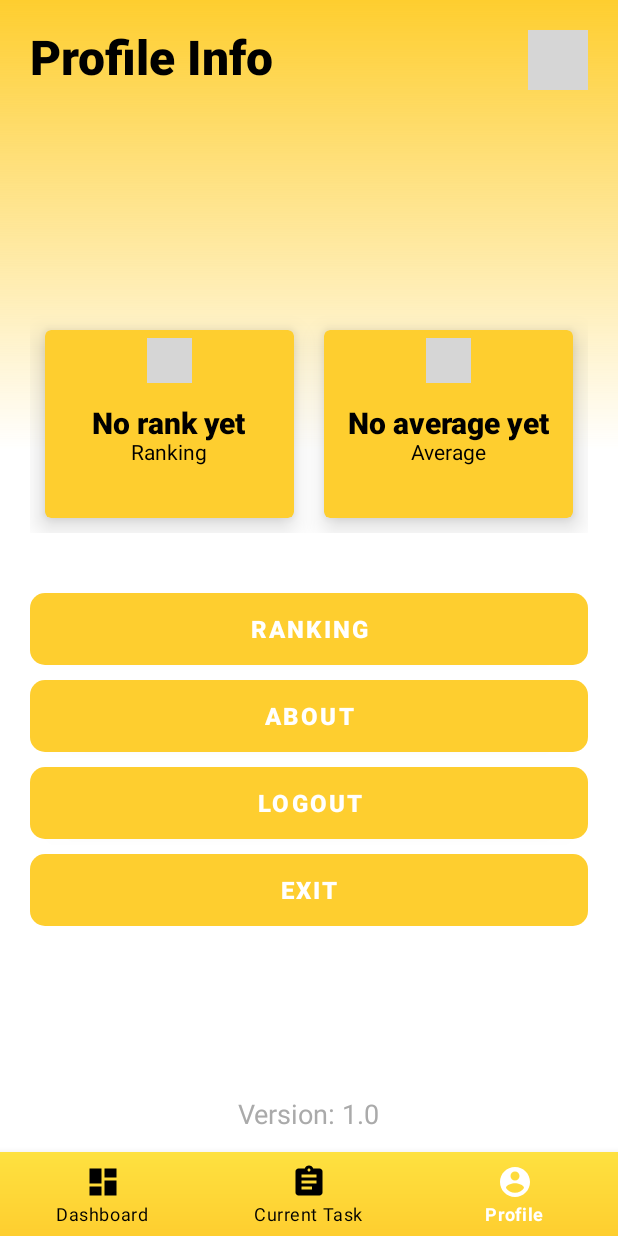
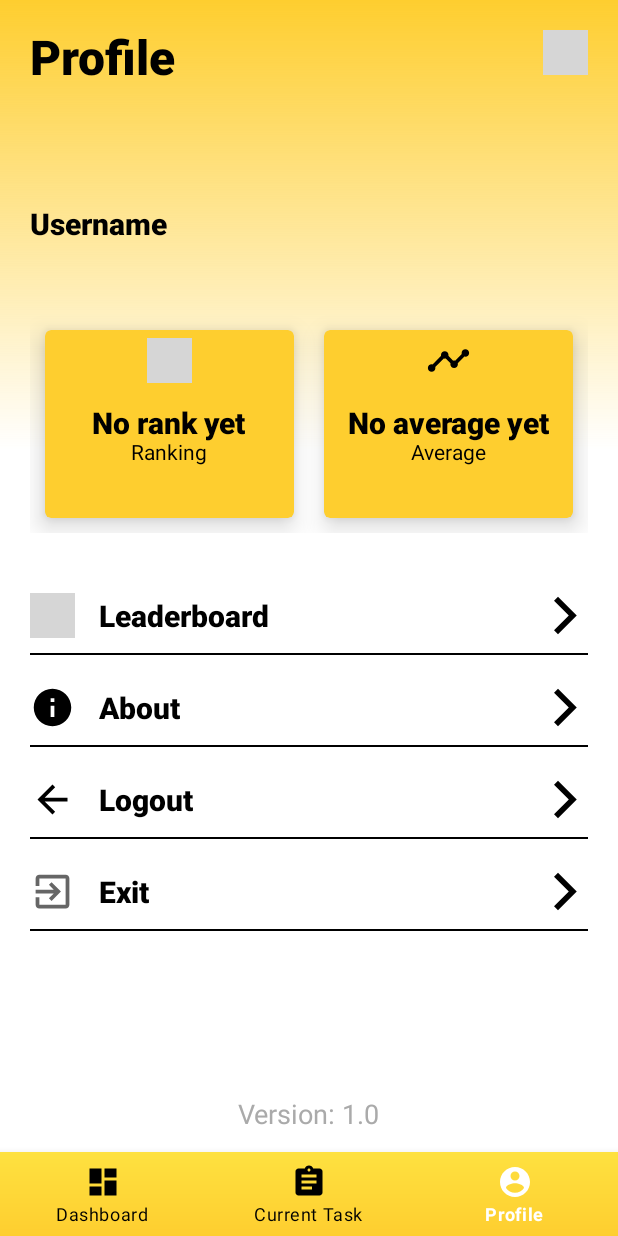
Before and after one commit to renaloyan/educare, an Android app: the Profile screen opened directly, with no data from a screen before it, on a phone screen of 412 x 824 dp. Run offline under Robolectric (Android 15) with nearby library versions, the light colour scheme and no system bars; our stand-ins replace Firebase (no records; nobody signed in at launch, a user with empty details on screens opened directly); grey boxes are pictures that could not be loaded.

Commit message:
added new functions

```diff
--- a/app/src/main/java/com/algobty/educare/Profile.java
+++ b/app/src/main/java/com/algobty/educare/Profile.java
@@ -10,6 +10,7 @@ import android.view.MenuItem;
 import android.view.View;
 import android.widget.Button;
 import android.widget.ImageView;
+import android.widget.RelativeLayout;
 import android.widget.TextView;
 import android.widget.Toast;
 
@@ -26,14 +27,12 @@ import com.google.firebase.database.ValueEventListener;
 public class Profile extends AppCompatActivity {
 
     private TextView username;
-    private Button rankingBtn, aboutBtn, logoutBtn, exitBtn;
     private ImageView settingsBtn;
+    private RelativeLayout leaderboardBtn, aboutBtn, logoutBtn, exitBtn;
 
     private FirebaseAuth auth;
     private FirebaseDatabase database;
     private DatabaseReference databaseReference;
-
-    private String usernameFromDb;
 
     @Override
     protected void onCreate(Bundle savedInstanceState) {
@@ -41,7 +40,7 @@ public class Profile extends AppCompatActivity {
         setContentView(R.layout.activity_profile);
 
         username = findViewById(R.id.username_text);
-        rankingBtn = findViewById(R.id.ranking_button);
+        leaderboardBtn = findViewById(R.id.leaderboard_button);
         settingsBtn = findViewById(R.id.settings_button);
         aboutBtn = findViewById(R.id.about_button);
         logoutBtn = findViewById(R.id.logout_button);
@@ -54,15 +53,14 @@ public class Profile extends AppCompatActivity {
         database = FirebaseDatabase.getInstance();
         databaseReference = database.getReference("Users");
 
-        Query checkUser = databaseReference.orderByChild(auth.getCurrentUser().getUid()).equalTo(auth.getCurrentUser().getUid());
-
-        checkUser.addListenerForSingleValueEvent(new ValueEventListener() {
+        databaseReference.addListenerForSingleValueEvent(new ValueEventListener() {
             @Override
             public void onDataChange(@NonNull DataSnapshot snapshot) {
 
                 if (snapshot.exists()){
 
-                    usernameFromDb = snapshot.child(auth.getCurrentUser().getUid()).child("username").getValue(String.class);
+                     String usernameFromDb = snapshot.child(auth.getCurrentUser().getUid()).child("username").getValue(String.class);
+                    username.setText(usernameFromDb);
                 }
             }
 
@@ -72,9 +70,8 @@ public class Profile extends AppCompatActivity {
             }
         });
 
-        username.setText(usernameFromDb);
 
-        rankingBtn.setOnClickListener(new View.OnClickListener() {
+        leaderboardBtn.setOnClickListener(new View.OnClickListener() {
             @Override
             public void onClick(View v) {
                 //intent to ranking activity
--- /dev/null
+++ b/app/src/main/res/drawable/ic_about.xml
@@ -0,0 +1,9 @@
+<vector xmlns:android="http://schemas.android.com/apk/res/android"
+    android:width="24dp"
+    android:height="24dp"
+    android:viewportWidth="24"
+    android:viewportHeight="24">
+  <path
+      android:fillColor="@android:color/black"
+      android:pathData="M12,2C6.48,2 2,6.48 2,12s4.48,10 10,10 10,-4.48 10,-10S17.52,2 12,2zM13,17h-2v-6h2v6zM13,9h-2L11,7h2v2z"/>
+</vector>
--- /dev/null
+++ b/app/src/main/res/drawable/ic_arrow_back.xml
@@ -0,0 +1,9 @@
+<vector xmlns:android="http://schemas.android.com/apk/res/android"
+    android:width="24dp"
+    android:height="24dp"
+    android:viewportWidth="24"
+    android:viewportHeight="24">
+  <path
+      android:fillColor="@android:color/black"
+      android:pathData="M20,11H7.83l5.59,-5.59L12,4l-8,8 8,8 1.41,-1.41L7.83,13H20v-2z"/>
+</vector>
--- /dev/null
+++ b/app/src/main/res/drawable/ic_arrow_forward.xml
@@ -0,0 +1,9 @@
+<vector xmlns:android="http://schemas.android.com/apk/res/android"
+    android:width="24dp"
+    android:height="24dp"
+    android:viewportWidth="24"
+    android:viewportHeight="24">
+  <path
+      android:fillColor="@android:color/black"
+      android:pathData="M5.88,4.12L13.76,12l-7.88,7.88L8,22l10,-10L8,2z"/>
+</vector>
--- /dev/null
+++ b/app/src/main/res/drawable/ic_average.xml
@@ -0,0 +1,9 @@
+<vector xmlns:android="http://schemas.android.com/apk/res/android"
+    android:width="24dp"
+    android:height="24dp"
+    android:viewportWidth="24"
+    android:viewportHeight="24">
+  <path
+      android:fillColor="@android:color/black"
+      android:pathData="M23,8c0,1.1 -0.9,2 -2,2c-0.18,0 -0.35,-0.02 -0.51,-0.07l-3.56,3.55C16.98,13.64 17,13.82 17,14c0,1.1 -0.9,2 -2,2s-2,-0.9 -2,-2c0,-0.18 0.02,-0.36 0.07,-0.52l-2.55,-2.55C10.36,10.98 10.18,11 10,11s-0.36,-0.02 -0.52,-0.07l-4.55,4.56C4.98,15.65 5,15.82 5,16c0,1.1 -0.9,2 -2,2s-2,-0.9 -2,-2s0.9,-2 2,-2c0.18,0 0.35,0.02 0.51,0.07l4.56,-4.55C8.02,9.36 8,9.18 8,9c0,-1.1 0.9,-2 2,-2s2,0.9 2,2c0,0.18 -0.02,0.36 -0.07,0.52l2.55,2.55C14.64,12.02 14.82,12 15,12s0.36,0.02 0.52,0.07l3.55,-3.56C19.02,8.35 19,8.18 19,8c0,-1.1 0.9,-2 2,-2S23,6.9 23,8z"/>
+</vector>
--- /dev/null
+++ b/app/src/main/res/drawable/ic_exit.xml
@@ -0,0 +1,10 @@
+<vector xmlns:android="http://schemas.android.com/apk/res/android"
+    android:width="24dp"
+    android:height="24dp"
+    android:viewportWidth="24"
+    android:viewportHeight="24"
+    android:tint="?attr/colorControlNormal">
+  <path
+      android:fillColor="@android:color/white"
+      android:pathData="M10.09,15.59L11.5,17l5,-5 -5,-5 -1.41,1.41L12.67,11H3v2h9.67l-2.58,2.59zM19,3H5c-1.11,0 -2,0.9 -2,2v4h2V5h14v14H5v-4H3v4c0,1.1 0.89,2 2,2h14c1.1,0 2,-0.9 2,-2V5c0,-1.1 -0.9,-2 -2,-2z"/>
+</vector>
--- a/app/src/main/res/layout/activity_profile.xml
+++ b/app/src/main/res/layout/activity_profile.xml
@@ -23,14 +23,14 @@
                 android:layout_height="wrap_content"
                 android:fontFamily="sans-serif-black"
                 android:includeFontPadding="false"
-                android:text="Profile Info"
+                android:text="Profile"
                 android:textColor="@android:color/black"
                 android:textSize="32sp" />
 
             <ImageView
                 android:id="@+id/settings_button"
-                android:layout_width="40dp"
-                android:layout_height="40dp"
+                android:layout_width="30dp"
+                android:layout_height="30dp"
                 android:src="@drawable/ic_baseline_settings_24"
                 android:layout_alignParentEnd="true" />
 
@@ -86,7 +86,7 @@
                     <TextView
                         android:layout_width="wrap_content"
                         android:layout_height="wrap_content"
-                        android:layout_below="@+id/rank_text"
+                        android:layout_below="@id/rank_text"
                         android:layout_centerInParent="true"
                         android:includeFontPadding="false"
                         android:text="Ranking"
@@ -114,8 +114,7 @@
                         android:layout_width="30dp"
                         android:layout_height="30dp"
                         android:layout_centerHorizontal="true"
-                        android:contentDescription="TODO"
-                        android:src="@drawable/ic_rank" />
+                        android:src="@drawable/ic_average" />
 
                     <TextView
                         android:id="@+id/average_text"
@@ -131,7 +130,7 @@
                     <TextView
                         android:layout_width="wrap_content"
                         android:layout_height="wrap_content"
-                        android:layout_below="@+id/average_text"
+                        android:layout_below="@id/average_text"
                         android:layout_centerInParent="true"
                         android:includeFontPadding="false"
                         android:text="Average"
@@ -150,48 +149,152 @@
             android:orientation="vertical"
             android:padding="20dp">
 
-            <Button
-                android:id="@+id/ranking_button"
+            <RelativeLayout
+                android:id="@+id/leaderboard_button"
                 android:layout_width="match_parent"
-                android:layout_height="wrap_content"
-                android:background="@drawable/custom_button"
-                android:elevation="5dp"
-                android:fontFamily="sans-serif-black"
-                android:text="Ranking"
-                android:textSize="16sp" />
+                android:layout_height="wrap_content">
 
-            <Button
+                <ImageView
+                    android:id="@+id/icon_rank"
+                    android:src="@drawable/ic_rank"
+                    android:layout_width="30dp"
+                    android:layout_height="30dp"/>
+
+                <TextView
+                    android:layout_centerVertical="true"
+                    android:layout_marginLeft="16dp"
+                    android:layout_toRightOf="@id/icon_rank"
+                    android:layout_width="wrap_content"
+                    android:layout_height="wrap_content"
+                    android:fontFamily="sans-serif-black"
+                    android:textSize="20sp"
+                    android:textColor="@android:color/black"
+                    android:text="Leaderboard" />
+
+                <ImageView
+                    android:layout_alignParentEnd="true"
+                    android:src="@drawable/ic_arrow_forward"
+                    android:layout_width="30dp"
+                    android:layout_height="30dp"/>
+
+            </RelativeLayout>
+
+            <View
+                android:layout_marginTop="10dp"
+                android:layout_width="match_parent"
+                android:layout_height="1dp"
+                android:background="#000000" />
+
+            <RelativeLayout
                 android:id="@+id/about_button"
+                android:layout_marginTop="20dp"
                 android:layout_width="match_parent"
-                android:layout_height="wrap_content"
+                android:layout_height="wrap_content">
+
+                <ImageView
+                    android:id="@+id/icon_about"
+                    android:src="@drawable/ic_about"
+                    android:layout_width="30dp"
+                    android:layout_height="30dp"/>
+
+                <TextView
+                    android:layout_centerVertical="true"
+                    android:layout_marginLeft="16dp"
+                    android:layout_toRightOf="@id/icon_about"
+                    android:layout_width="wrap_content"
+                    android:layout_height="wrap_content"
+                    android:fontFamily="sans-serif-black"
+                    android:textSize="20sp"
+                    android:textColor="@android:color/black"
+                    android:text="About" />
+
+                <ImageView
+                    android:layout_alignParentEnd="true"
+                    android:src="@drawable/ic_arrow_forward"
+                    android:layout_width="30dp"
+                    android:layout_height="30dp"/>
+
+            </RelativeLayout>
+
+            <View
                 android:layout_marginTop="10dp"
-                android:background="@drawable/custom_button"
-                android:elevation="5dp"
-                android:fontFamily="sans-serif-black"
-                android:text="About"
-                android:textSize="16sp" />
+                android:layout_width="match_parent"
+                android:layout_height="1dp"
+                android:background="#000000" />
 
-            <Button
+            <RelativeLayout
                 android:id="@+id/logout_button"
+                android:layout_marginTop="20dp"
                 android:layout_width="match_parent"
-                android:layout_height="wrap_content"
+                android:layout_height="wrap_content">
+
+                <ImageView
+                    android:id="@+id/icon_logout"
+                    android:src="@drawable/ic_arrow_back"
+                    android:layout_width="30dp"
+                    android:layout_height="30dp"/>
+
+                <TextView
+                    android:layout_centerVertical="true"
+                    android:layout_marginLeft="16dp"
+                    android:layout_toRightOf="@id/icon_logout"
+                    android:layout_width="wrap_content"
+                    android:layout_height="wrap_content"
+                    android:fontFamily="sans-serif-black"
+                    android:textSize="20sp"
+                    android:textColor="@android:color/black"
+                    android:text="Logout" />
+
+                <ImageView
+                    android:layout_alignParentEnd="true"
+                    android:src="@drawable/ic_arrow_forward"
+                    android:layout_width="30dp"
+                    android:layout_height="30dp"/>
+
+            </RelativeLayout>
+
+            <View
                 android:layout_marginTop="10dp"
-                android:background="@drawable/custom_button"
-                android:elevation="5dp"
-                android:fontFamily="sans-serif-black"
-                android:text="Logout"
-                android:textSize="16sp" />
+                android:layout_width="match_parent"
+                android:layout_height="1dp"
+                android:background="#000000" />
 
-            <Button
+            <RelativeLayout
                 android:id="@+id/exit_button"
+                android:layout_marginTop="20dp"
                 android:layout_width="match_parent"
-                android:layout_height="wrap_content"
+                android:layout_height="wrap_content">
+
+                <ImageView
+                    android:id="@+id/icon_exit"
+                    android:src="@drawable/ic_exit"
+                    android:layout_width="30dp"
+                    android:layout_height="30dp"/>
+
+                <TextView
+                    android:layout_centerVertical="true"
+                    android:layout_marginLeft="16dp"
+                    android:layout_toRightOf="@id/icon_exit"
+                    android:layout_width="wrap_content"
+                    android:layout_height="wrap_content"
+                    android:fontFamily="sans-serif-black"
+                    android:textSize="20sp"
+                    android:textColor="@android:color/black"
+                    android:text="Exit" />
+
+                <ImageView
+                    android:layout_alignParentEnd="true"
+                    android:src="@drawable/ic_arrow_forward"
+                    android:layout_width="30dp"
+                    android:layout_height="30dp"/>
+
+            </RelativeLayout>
+
+            <View
                 android:layout_marginTop="10dp"
-                android:background="@drawable/custom_button"
-                android:elevation="5dp"
-                android:fontFamily="sans-serif-black"
-                android:text="Exit"
-                android:textSize="16sp" />
+                android:layout_width="match_parent"
+                android:layout_height="1dp"
+                android:background="#000000" />
 
         </LinearLayout>
 
```
